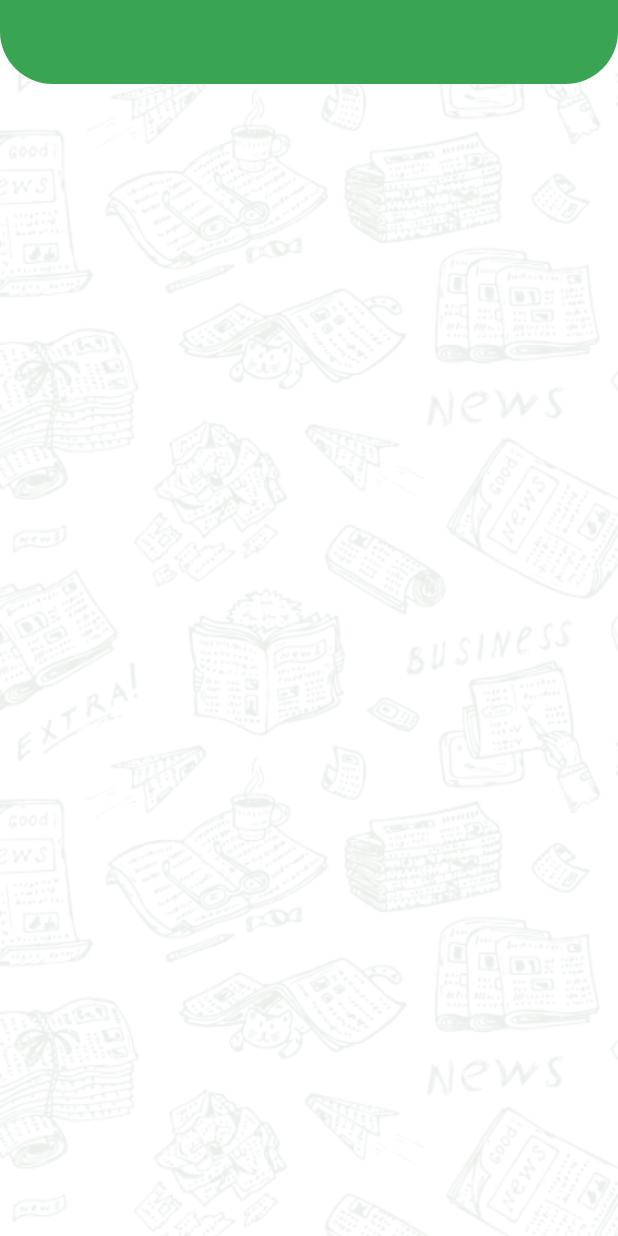
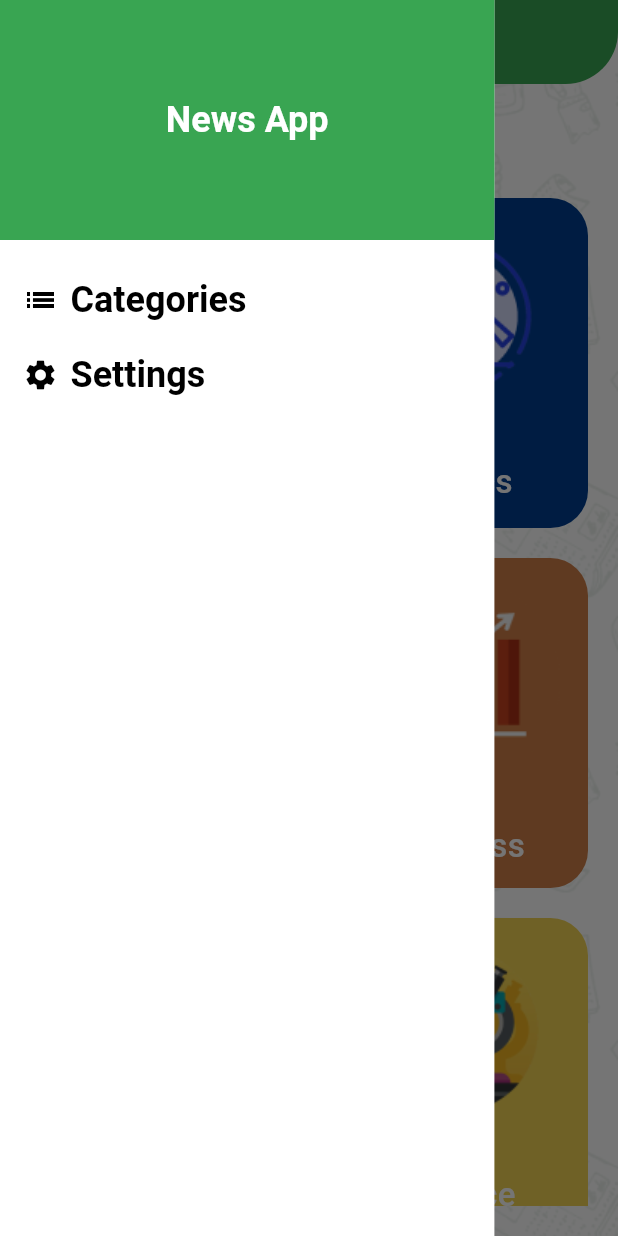
Before and after one commit to SherifShamel/News_App, a Flutter app: the screen it shows after launch, with the side drawer open (before the commit the screen has no drawer), on a phone screen of 412 x 824 dp. Run offline on Flutter 3.47's test engine with Material 3 defaults, Android fonts, the phone set to English and light mode, and no system bars; Roboto replaces fonts that are missing (Exo).

Commit message:
finished Home Layout

```diff
--- a/lib/core/config/application_theme_manager.dart
+++ b/lib/core/config/application_theme_manager.dart
@@ -13,6 +13,36 @@ class ApplicationThemeManager {
         ),
       ),
       centerTitle: true,
+      iconTheme: IconThemeData(
+        color: Colors.white,
+        size: 30
+      )
+    ),
+    textTheme: const TextTheme(
+      titleLarge: TextStyle(
+        fontFamily: "Exo",
+        fontWeight: FontWeight.bold,
+        fontSize: 24,
+        color: Colors.white,
+      ),
+      bodyLarge: TextStyle(
+        fontFamily: "Exo",
+        fontWeight: FontWeight.bold,
+        fontSize: 22,
+        color: Colors.white,
+      ),
+      bodyMedium: TextStyle(
+        fontFamily: "Exo",
+        fontWeight: FontWeight.w500,
+        fontSize: 22,
+        color: Colors.white,
+      ),
+      bodySmall: TextStyle(
+        fontFamily: "Exo",
+        fontWeight: FontWeight.w400,
+        fontSize: 14,
+        color: Colors.white,
+      ),
     ),
   );
 }
--- /dev/null
+++ b/lib/models/category_model.dart
@@ -0,0 +1,14 @@
+import 'package:flutter/material.dart';
+
+class CategoryModel {
+  final String id;
+  final String title;
+  final String imagePath;
+  final Color backgroundColor;
+
+  CategoryModel(
+      {required this.id,
+      required this.title,
+      required this.imagePath,
+      required this.backgroundColor});
+}
--- a/lib/pages/home/pages/home_view.dart
+++ b/lib/pages/home/pages/home_view.dart
@@ -1,15 +1,100 @@
 import 'package:flutter/material.dart';
 import 'package:news_app/core/widgets/custom_background_widget.dart';
+import 'package:news_app/generated/assets.dart';
+import 'package:news_app/pages/home/widgets/custom_drawer.dart';
+import 'package:news_app/pages/home/widgets/custom_item_widget.dart';
 
-class HomeView extends StatelessWidget {
+import '../../../models/category_model.dart';
+
+class HomeView extends StatefulWidget {
   const HomeView({super.key});
 
   @override
+  State<HomeView> createState() => _HomeViewState();
+}
+
+class _HomeViewState extends State<HomeView> {
+  final List<CategoryModel> categoryList = [
+    CategoryModel(
+      id: "sports",
+      title: "Sports",
+      imagePath: Assets.imgSportsIcon,
+      backgroundColor: const Color(0xFFC91C22),
+    ),
+    CategoryModel(
+      id: "Politics",
+      title: "Politics",
+      imagePath: Assets.imgPoliticsIcon,
+      backgroundColor: const Color(0xFF003E90),
+    ),
+    CategoryModel(
+      id: "health",
+      title: "Health",
+      imagePath: Assets.imgHealthIcon,
+      backgroundColor: const Color(0xFFED1E79),
+    ),
+    CategoryModel(
+      id: "business",
+      title: "Business",
+      imagePath: Assets.imgBussinesIcon,
+      backgroundColor: const Color(0xFFCF7E48),
+    ),
+    CategoryModel(
+      id: "environment",
+      title: "Environment",
+      imagePath: Assets.imgEnvironmentIcon,
+      backgroundColor: const Color(0xFF4882CF),
+    ),
+    CategoryModel(
+      id: "science",
+      title: "Science",
+      imagePath: Assets.imgScience,
+      backgroundColor: const Color(0xFFF2D352),
+    ),
+  ];
+
+  @override
   Widget build(BuildContext context) {
+    var theme = Theme.of(context);
     return CustomBackgroundWidget(
       child: Scaffold(
         appBar: AppBar(
-
+          title: Text(
+            "News App",
+            style: theme.textTheme.titleLarge,
+          ),
+          leadingWidth: 80,
+        ),
+        drawer: const CustomDrawer(),
+        body: Padding(
+          padding: const EdgeInsets.all(20.0),
+          child: Column(
+            crossAxisAlignment: CrossAxisAlignment.stretch,
+            children: [
+              Text(
+                textAlign: TextAlign.start,
+                "Pick Your Category !",
+                style: theme.textTheme.bodyMedium?.copyWith(
+                  color: const Color(0xFF4F5A69),
+                ),
+              ),
+              Expanded(
+                child: GridView.builder(
+                  padding: const EdgeInsets.symmetric(vertical: 25),
+                  gridDelegate: const SliverGridDelegateWithFixedCrossAxisCount(
+                      crossAxisCount: 2,
+                      mainAxisSpacing: 20,
+                      crossAxisSpacing: 20,
+                      childAspectRatio: 4 / 5),
+                  itemBuilder: (context, index) => CustomItemWidget(
+                    index: index,
+                    categoryModel: categoryList[index],
+                  ),
+                  itemCount: 6,
+                ),
+              )
+            ],
+          ),
         ),
       ),
     );
--- /dev/null
+++ b/lib/pages/home/widgets/custom_drawer.dart
@@ -0,0 +1,82 @@
+import 'package:flutter/material.dart';
+
+class CustomDrawer extends StatelessWidget {
+  const CustomDrawer({super.key});
+
+  @override
+  Widget build(BuildContext context) {
+    var mediaQuery = MediaQuery.of(context).size;
+    var theme = Theme.of(context);
+    return Container(
+      color: Colors.white,
+      width: mediaQuery.width * 0.8,
+      child: Column(
+        children: [
+          Container(
+            alignment: Alignment.center,
+            width: mediaQuery.width * 0.8,
+            height: 160,
+            color: theme.primaryColor,
+            child: Text(
+              "News App",
+              style: theme.textTheme.titleLarge,
+            ),
+          ),
+          InkWell(
+            onTap: (){
+              // Navigator.pushReplacementNamed(context, PagesRouteName.homeView);
+            },
+            child: Padding(
+              padding: const EdgeInsets.only(
+                left: 15,
+                right: 15,
+                top: 25,
+                bottom: 10,
+              ),
+              child: Row(
+                children: [
+                  const Icon(Icons.list_outlined, color: Colors.black),
+                  const SizedBox(width: 8.0),
+                  Text(
+                    "Categories",
+                    style: theme.textTheme.titleLarge?.copyWith(
+                      color: Colors.black
+                    ),
+                  ),
+                ],
+              ),
+
+            ),
+          ),
+          InkWell(
+            onTap: (){
+              // Navigator.pushReplacementNamed(context, PagesRouteName.initial);
+            },
+            child: Padding(
+              padding: const EdgeInsets.only(
+                left: 15,
+                right: 15,
+                top: 10,
+                bottom: 10,
+              ),
+              child: Row(
+                children: [
+                  const Icon(Icons.settings, color: Colors.black),
+                  const SizedBox(width: 8.0),
+                  Text(
+                    "Settings",
+                    style: theme.textTheme.titleLarge?.copyWith(
+                      color: Colors.black
+                    ),
+                  ),
+                ],
+              ),
+
+            ),
+          ),
+
+        ],
+      ),
+    );
+  }
+}
--- /dev/null
+++ b/lib/pages/home/widgets/custom_item_widget.dart
@@ -0,0 +1,44 @@
+import 'package:flutter/material.dart';
+import 'package:news_app/models/category_model.dart';
+
+class CustomItemWidget extends StatelessWidget {
+  final int index;
+  final CategoryModel categoryModel;
+
+  const CustomItemWidget(
+      {super.key, required this.index, required this.categoryModel});
+
+  @override
+  Widget build(BuildContext context) {
+    var theme = Theme.of(context);
+    return Container(
+      decoration: BoxDecoration(
+        color: categoryModel.backgroundColor,
+        borderRadius: BorderRadius.only(
+          topLeft: const Radius.circular(25),
+          topRight: const Radius.circular(25),
+          bottomLeft: index % 2 == 1
+              ? const Radius.circular(0)
+              : const Radius.circular(25),
+          bottomRight: index % 2 == 0
+              ? const Radius.circular(0)
+              : const Radius.circular(25),
+        ),
+      ),
+      child: Column(
+        mainAxisAlignment: MainAxisAlignment.spaceAround,
+        crossAxisAlignment: CrossAxisAlignment.center,
+        children: [
+          Image.asset(
+            categoryModel.imagePath,
+            fit: BoxFit.cover,
+          ),
+          Text(
+            categoryModel.title,
+            style: theme.textTheme.bodyMedium,
+          ),
+        ],
+      ),
+    );
+  }
+}
```
Also changed, not shown: pubspec.yaml (+8 -15 lines), assets/fonts/Exo-Bold.ttf (added), assets/fonts/Exo-Medium.ttf (added), assets/fonts/Exo-Regular.ttf (added), assets/fonts/Exo-SemiBold.ttf (added), assets/img/Politics_icon.png (added), assets/img/bussines_icon.png (added), assets/img/environment_icon.png (added), assets/img/health_icon.png (added), assets/img/science_icon.png (added), assets/img/sports_icon.png (added), lib/generated/assets.dart (added).
